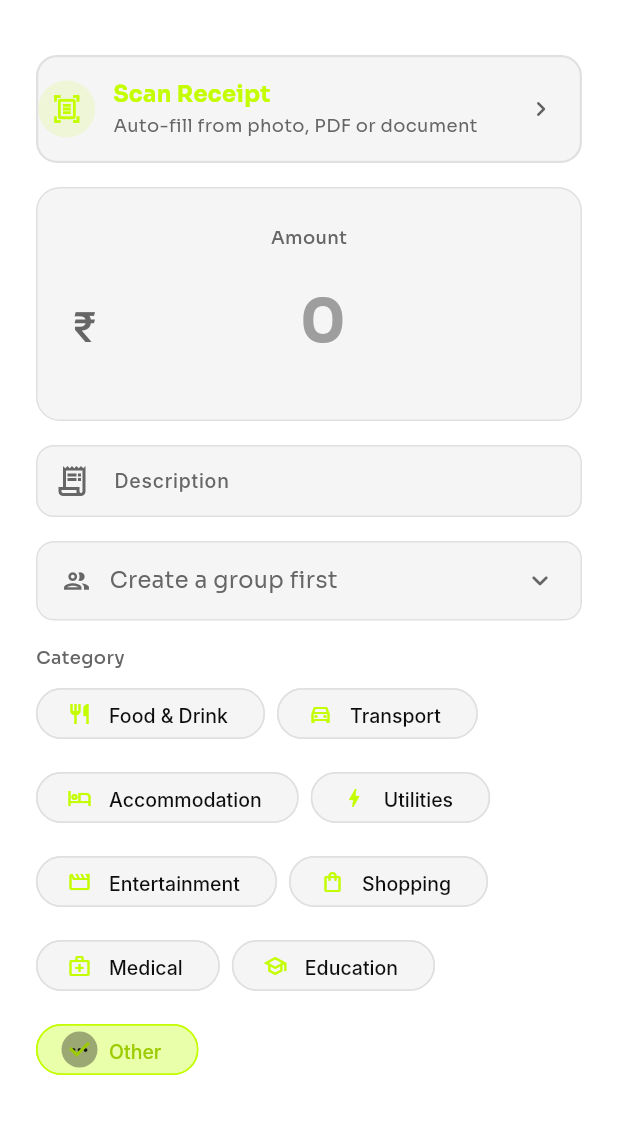
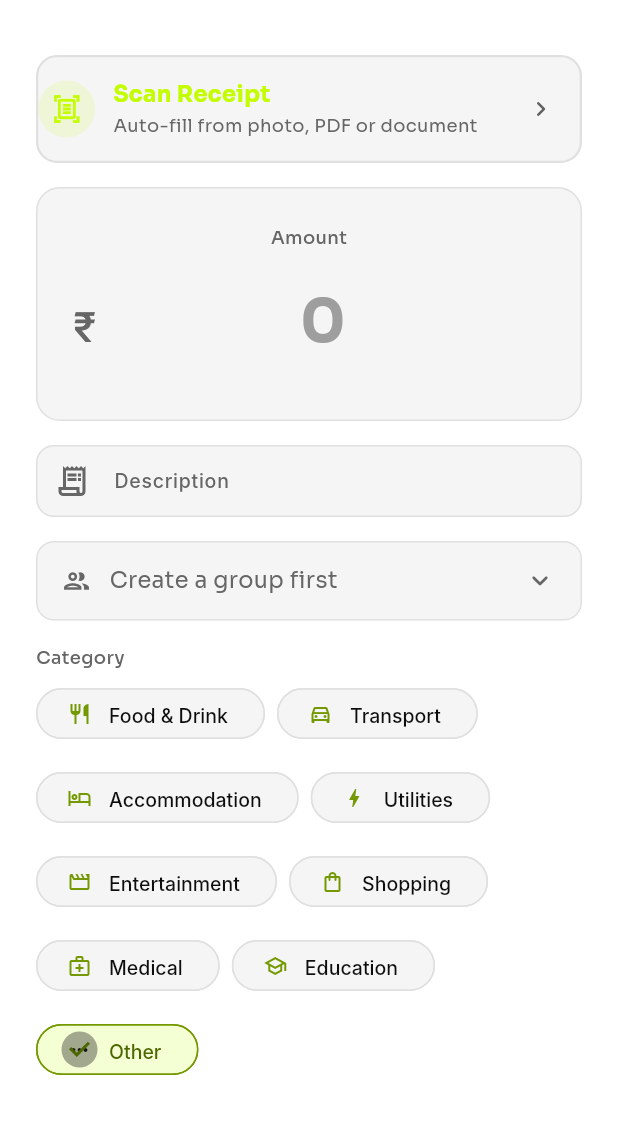
Before and after one commit to VikasNVCchauhan/splitbo, a Flutter app: the screen it shows once a user with an empty profile is signed in, after a tap on "Split Bill", on a phone screen of 412 x 824 dp, the part 65-1199 px from its top. Run offline on Flutter 3.47's test engine with Material 3 defaults, Android fonts, the phone set to English and light mode, and no system bars; our stand-ins replace cloud_firestore, cloud_functions, equatable, file_picker, firebase_auth, firebase_core and 10 more; missing offline and left inert: dart:html; accounts and stored records are empty; network calls fail; Roboto replaces fonts that are missing (Inter); project files that could hold a hidden picture were left out.

Commit message:
fix: global light-mode green — readable dark green, fix guest loading & nav bar
- Light theme brandPrimary: green500 (#C3FD00 neon) → green700 (#739800 dark)
  so all icons, chips, focus borders, nav selected are readable on white
- Light theme textOnPrimary: black → white (suits the darker green bg)
- Light theme brandPrimaryLt: green100 → green50 (subtle chip selected bg)
- watchGroupsProvider/watchBalancesProvider: Stream.empty() → Stream.value([])
  so guest mode shows empty state immediately instead of infinite spinner
- Groups screen: guest tapping Create Group now redirects to sign-in
- _AppShell: nav bar uses context.colors (light-mode aware, no hardcoded black)
- _AppShell: body wrapped in ConstrainedBox(maxWidth:600) for Instagram-style
  margins on wide screens

Co-Authored-By: Claude Code <noreply@anthropic.com>

```diff
--- a/app/lib/src/routing/app_router.dart
+++ b/app/lib/src/routing/app_router.dart
@@ -12,6 +12,7 @@ import 'package:feature_expenses/feature_expenses.dart';
 import 'package:feature_groups/feature_groups.dart';
 import 'package:feature_settings/feature_settings.dart';
 import 'package:firebase_auth/firebase_auth.dart' as firebase_auth;
+import 'package:design_system/design_system.dart';
 import 'package:flutter/foundation.dart';
 import 'package:flutter/material.dart';
 import 'package:flutter_riverpod/flutter_riverpod.dart';
@@ -173,46 +174,48 @@ class _AppShell extends ConsumerWidget {
   const _AppShell({required this.shell});
   final StatefulNavigationShell shell;
 
-  static const _brandGreen = Color(0xFFC3FD00);
-  static const _inactive = Color(0xFF757575);
-  static const _bg = Color(0xFF0A0A0A);
-
   @override
   Widget build(BuildContext context, WidgetRef ref) {
-    // Save FCM token whenever signed-in user changes
     ref.watch(saveFcmTokenProvider);
+    final colors = context.colors;
     return Scaffold(
-      body: shell,
+      backgroundColor: colors.backgroundDefault,
+      body: Center(
+        child: ConstrainedBox(
+          constraints: const BoxConstraints(maxWidth: 600),
+          child: shell,
+        ),
+      ),
       bottomNavigationBar: NavigationBar(
-        backgroundColor: _bg,
-        indicatorColor: _brandGreen.withOpacity(0.15),
+        backgroundColor: colors.surfaceDefault,
+        indicatorColor: colors.brandPrimaryLt,
         selectedIndex: shell.currentIndex,
         onDestinationSelected: shell.goBranch,
         labelBehavior: NavigationDestinationLabelBehavior.alwaysShow,
-        destinations: const [
+        destinations: [
           NavigationDestination(
-            icon: Icon(Icons.home_outlined),
-            selectedIcon: Icon(Icons.home_rounded, color: _brandGreen),
+            icon: Icon(Icons.home_outlined, color: colors.textSecondary),
+            selectedIcon: Icon(Icons.home_rounded, color: colors.brandPrimary),
             label: 'Home',
           ),
           NavigationDestination(
-            icon: Icon(Icons.group_outlined),
-            selectedIcon: Icon(Icons.group_rounded, color: _brandGreen),
+            icon: Icon(Icons.group_outlined, color: colors.textSecondary),
+            selectedIcon: Icon(Icons.group_rounded, color: colors.brandPrimary),
             label: 'Groups',
           ),
           NavigationDestination(
-            icon: Icon(Icons.people_outline_rounded),
-            selectedIcon: Icon(Icons.people_rounded, color: _brandGreen),
+            icon: Icon(Icons.people_outline_rounded, color: colors.textSecondary),
+            selectedIcon: Icon(Icons.people_rounded, color: colors.brandPrimary),
             label: 'Friends',
           ),
           NavigationDestination(
-            icon: Icon(Icons.receipt_long_outlined),
-            selectedIcon: Icon(Icons.receipt_long_rounded, color: _brandGreen),
+            icon: Icon(Icons.receipt_long_outlined, color: colors.textSecondary),
+            selectedIcon: Icon(Icons.receipt_long_rounded, color: colors.brandPrimary),
             label: 'Activity',
           ),
           NavigationDestination(
-            icon: Icon(Icons.person_outline_rounded),
-            selectedIcon: Icon(Icons.person_rounded, color: _brandGreen),
+            icon: Icon(Icons.person_outline_rounded, color: colors.textSecondary),
+            selectedIcon: Icon(Icons.person_rounded, color: colors.brandPrimary),
             label: 'Profile',
           ),
         ],
--- a/packages/data/lib/src/providers/repository_providers.dart
+++ b/packages/data/lib/src/providers/repository_providers.dart
@@ -32,7 +32,7 @@ final groupRepositoryProvider = Provider<GroupRepository>((ref) =>
 
 final watchGroupsProvider = StreamProvider<List<GroupEntity>>((ref) {
   final user = ref.watch(authStateProvider).valueOrNull;
-  if (user == null) return const Stream.empty();
+  if (user == null) return Stream.value([]);
   return ref.watch(groupRepositoryProvider).watchGroups(user.id);
 });
 
@@ -83,7 +83,7 @@ final balanceRepositoryProvider = Provider<BalanceRepository>((ref) =>
 
 final watchBalancesProvider = StreamProvider<List<BalanceEntity>>((ref) {
   final user = ref.watch(authStateProvider).valueOrNull;
-  if (user == null) return const Stream.empty();
+  if (user == null) return Stream.value([]);
   return ref.watch(balanceRepositoryProvider).watchBalances(user.id);
 });
 
--- a/packages/features/groups/lib/src/groups_screen.dart
+++ b/packages/features/groups/lib/src/groups_screen.dart
@@ -55,6 +55,10 @@ class GroupsScreen extends ConsumerWidget {
   }
 
   void _showCreateGroupSheet(BuildContext context, WidgetRef ref) {
+    if (ref.read(guestModeProvider)) {
+      context.go('/auth/sign-in');
+      return;
+    }
     showModalBottomSheet(
       context: context,
       isScrollControlled: true,
```
Also changed, not shown: packages/design_system/lib/src/tokens/app_tokens.g.dart, 2 other files.
